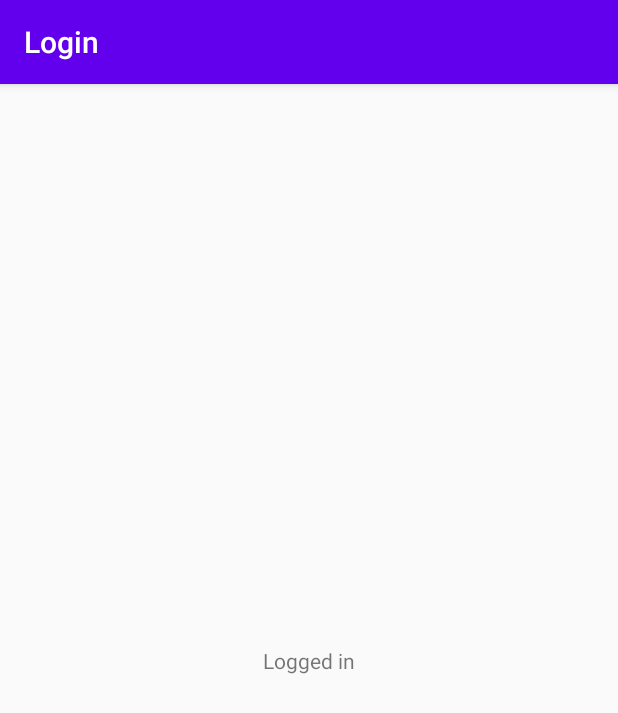
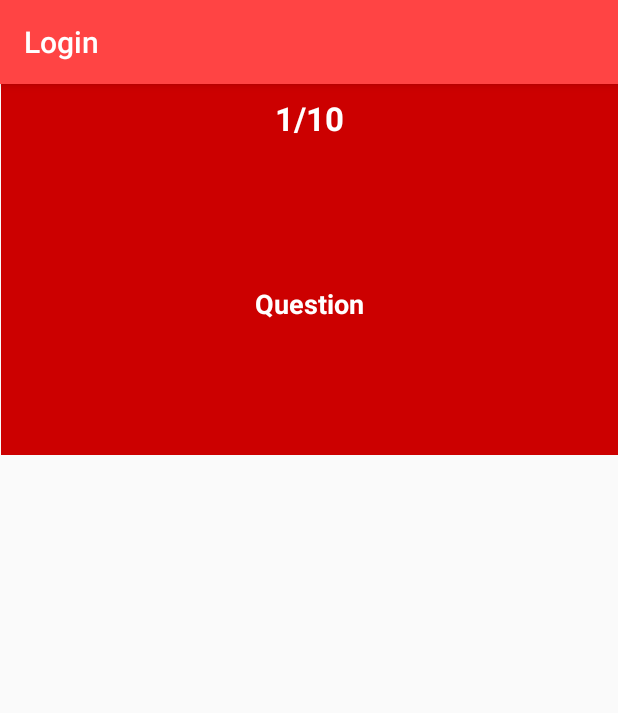
Before and after one commit to marcanio/Smart-Match, an Android app: the SecondActivity screen opened directly, with no data from a screen before it, on a phone screen of 412 x 824 dp. Shown: the top 713 px of the screen. Run offline under Robolectric (Android 15) with nearby library versions, the phone set to English and light mode, and no system bars.

Commit message:
Init question page

```diff
--- a/FrontEnd/app/src/main/res/layout/activity_main.xml
+++ b/FrontEnd/app/src/main/res/layout/activity_main.xml
@@ -15,21 +15,22 @@
         android:inputType="textPersonName"
         app:layout_constraintBottom_toBottomOf="parent"
         app:layout_constraintEnd_toEndOf="parent"
-        app:layout_constraintHorizontal_bias="0.502"
+        app:layout_constraintHorizontal_bias="0.497"
         app:layout_constraintStart_toStartOf="parent"
         app:layout_constraintTop_toTopOf="parent"
-        app:layout_constraintVertical_bias="0.413" />
+        app:layout_constraintVertical_bias="0.47" />
 
     <Button
         android:id="@+id/btnLogin"
         android:layout_width="wrap_content"
         android:layout_height="wrap_content"
-        android:layout_marginBottom="244dp"
         android:text="Login"
         app:layout_constraintBottom_toBottomOf="parent"
         app:layout_constraintEnd_toEndOf="parent"
         app:layout_constraintHorizontal_bias="0.498"
-        app:layout_constraintStart_toStartOf="parent" />
+        app:layout_constraintStart_toStartOf="parent"
+        app:layout_constraintTop_toBottomOf="@+id/LoginUsername"
+        app:layout_constraintVertical_bias="0.415" />
 
     <TextView
         android:id="@+id/tvInfo"
@@ -52,10 +53,10 @@
         android:inputType="textPassword"
         app:layout_constraintBottom_toTopOf="@+id/btnLogin"
         app:layout_constraintEnd_toEndOf="parent"
-        app:layout_constraintHorizontal_bias="0.502"
+        app:layout_constraintHorizontal_bias="0.497"
         app:layout_constraintStart_toStartOf="parent"
         app:layout_constraintTop_toBottomOf="@+id/LoginUsername"
-        app:layout_constraintVertical_bias="0.255" />
+        app:layout_constraintVertical_bias="0.25" />
 
     <ImageView
         android:id="@+id/imageView2"
--- a/FrontEnd/app/src/main/res/layout/activity_second.xml
+++ b/FrontEnd/app/src/main/res/layout/activity_second.xml
@@ -6,13 +6,35 @@
     android:layout_height="match_parent"
     tools:context=".SecondActivity">
 
-    <TextView
-        android:id="@+id/textView"
+    <LinearLayout
         android:layout_width="wrap_content"
         android:layout_height="wrap_content"
-        android:text="Logged in"
-        app:layout_constraintBottom_toBottomOf="parent"
+        android:background="@android:color/holo_red_dark"
+        android:orientation="vertical"
         app:layout_constraintEnd_toEndOf="parent"
         app:layout_constraintStart_toStartOf="parent"
-        app:layout_constraintTop_toTopOf="parent" />
+        app:layout_constraintTop_toTopOf="parent">
+
+        <TextView
+            android:id="@+id/textView2"
+            android:layout_width="411dp"
+            android:layout_height="wrap_content"
+            android:gravity="center"
+            android:padding="8dp"
+            android:text="1/10"
+            android:textColor="@android:color/background_light"
+            android:textSize="22sp"
+            android:textStyle="bold" />
+
+        <TextView
+            android:id="@+id/textView"
+            android:layout_width="match_parent"
+            android:layout_height="170dp"
+            android:textColor="@android:color/background_light"
+            android:layout_margin="16dp"
+            android:textStyle="bold"
+            android:textSize="18sp"
+            android:gravity="center"
+            android:text="Question" />
+    </LinearLayout>
 </androidx.constraintlayout.widget.ConstraintLayout>
--- a/FrontEnd/app/src/main/res/values/styles.xml
+++ b/FrontEnd/app/src/main/res/values/styles.xml
@@ -2,9 +2,9 @@
     <!-- Base application theme. -->
     <style name="AppTheme" parent="Theme.AppCompat.Light.DarkActionBar">
         <!-- Customize your theme here. -->
-        <item name="colorPrimary">@color/colorPrimary</item>
-        <item name="colorPrimaryDark">@color/colorPrimaryDark</item>
-        <item name="colorAccent">@color/colorAccent</item>
+        <item name="colorPrimary">@android:color/holo_red_light</item>
+        <item name="colorPrimaryDark">@android:color/holo_red_dark</item>
+        <item name="colorAccent">@android:color/darker_gray</item>
     </style>
 
 </resources>
```
